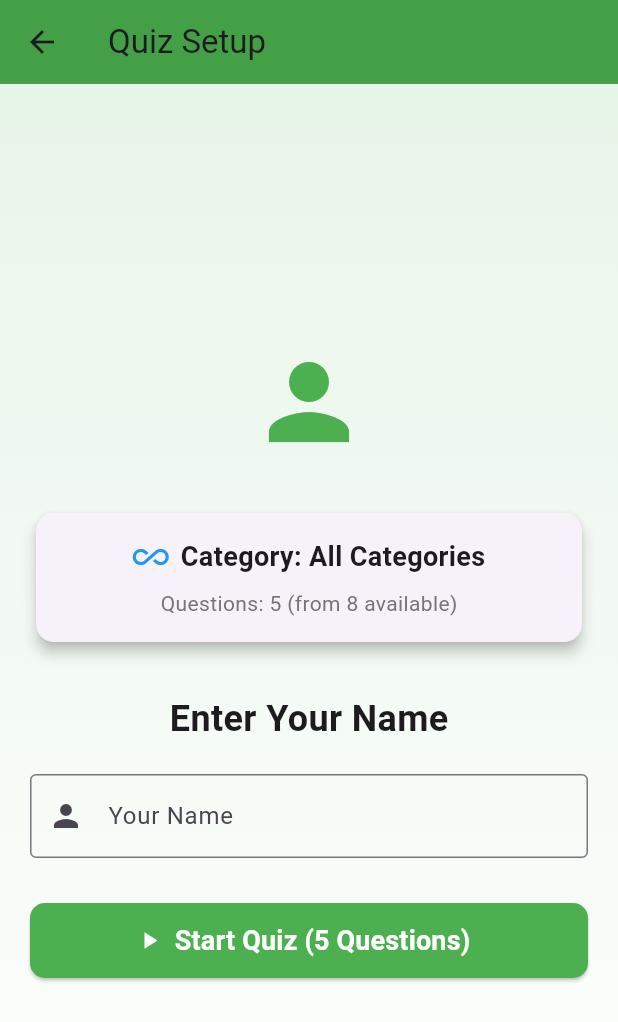
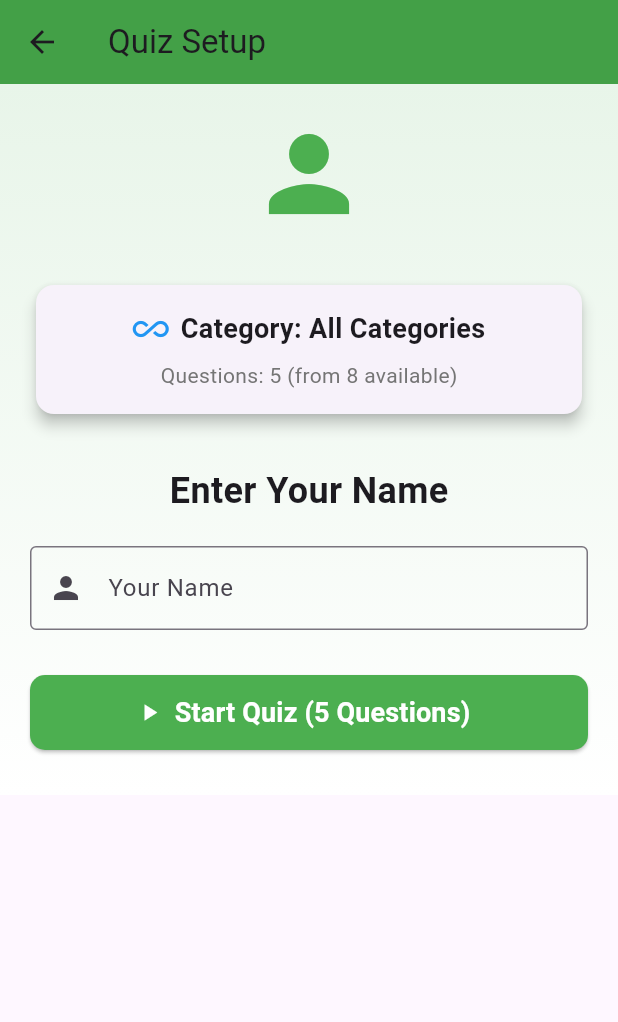
Before and after one commit to Aditi-N05/Flutter_Quiz_Master, a Flutter app: the QuizDashboard screen opened by its route, after a tap on "All Categories", on a phone screen of 412 x 824 dp. Shown: the top 1022 px of the screen. Run offline on Flutter 3.47's test engine with Material 3 defaults, Android fonts, the phone set to English and light mode, and no system bars; our stand-ins replace shared_preferences; accounts and stored records are empty.

Commit message:
Debugging and sharedPrefrences added

```diff
--- a/lib/screens/quiz/quiz_screen.dart
+++ b/lib/screens/quiz/quiz_screen.dart
@@ -301,10 +301,16 @@ class _QuizDashboardState extends State<QuizDashboard> {
             colors: [Colors.green[50]!, Colors.white],
           ),
         ),
-        child: Padding(
-          padding: const EdgeInsets.all(20),
+        child: SafeArea(
+          child: SingleChildScrollView(
+            padding: EdgeInsets.only(
+              left: 20,
+              right: 20,
+              top: 20,
+              bottom: MediaQuery.of(context).viewInsets.bottom + 30,
+            ),
             child: Column(
-            mainAxisAlignment: MainAxisAlignment.center,
+              crossAxisAlignment: CrossAxisAlignment.center,
               children: [
                 const Icon(Icons.person, size: 80, color: Colors.green),
                 const SizedBox(height: 30),
@@ -338,7 +344,8 @@ class _QuizDashboardState extends State<QuizDashboard> {
                         const SizedBox(height: 8),
                         Text(
                           'Questions: $_questionCount (from $availableQuestions available)',
-                        style: TextStyle(fontSize: 14, color: Colors.grey[600]),
+                          style:
+                              TextStyle(fontSize: 14, color: Colors.grey[600]),
                         ),
                       ],
                     ),
@@ -361,7 +368,7 @@ class _QuizDashboardState extends State<QuizDashboard> {
                   textCapitalization: TextCapitalization.words,
                 ),
                 const SizedBox(height: 30),
-              Container(
+                SizedBox(
                   width: double.infinity,
                   height: 50,
                   child: ElevatedButton.icon(
@@ -384,6 +391,7 @@ class _QuizDashboardState extends State<QuizDashboard> {
                   ),
                 ),
               ],
+            ),
           ),
         ),
       ),
@@ -583,9 +591,8 @@ class _QuizDashboardState extends State<QuizDashboard> {
                                       foregroundColor: _selectedAnswer == index
                                           ? Colors.white
                                           : Colors.black87,
-                                      elevation: _selectedAnswer == index
-                                          ? 4
-                                          : 1,
+                                      elevation:
+                                          _selectedAnswer == index ? 4 : 1,
                                       shape: RoundedRectangleBorder(
                                         borderRadius: BorderRadius.circular(12),
                                         side: BorderSide(
```
Also changed, not shown: lib/screens/admin/admin_panel.dart (+11 -10 lines), lib/services/data_services.dart (+20 -14 lines), 1 other file. Lines whose indentation alone changed are shown as unchanged.
